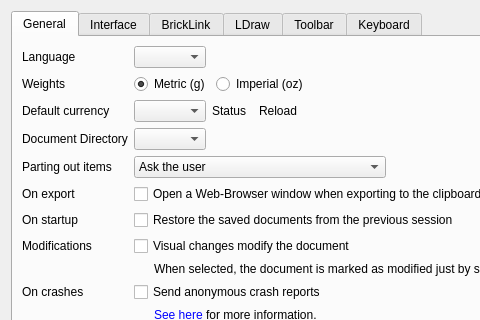
Before: the Qt Designer form src/desktop/settingsdialog.ui in rgriebl/brickstore, drawn with Qt 5; both pictures show x 0 to 480 and y 0 to 320 of the 873 by 688 pixel window.
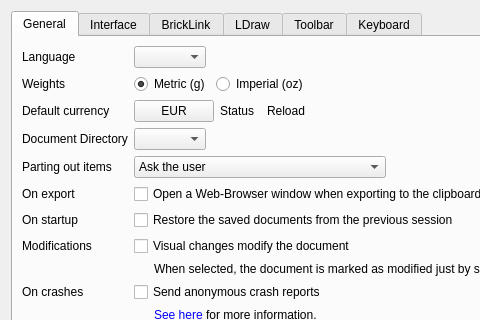
After: the same form once the commit is applied. Icons and pictures are not drawn.

Patch:
```diff
--- a/src/desktop/settingsdialog.ui
+++ b/src/desktop/settingsdialog.ui
@@ -97,8 +97,11 @@
        <item row="2" column="1">
         <layout class="QHBoxLayout" name="horizontalLayout">
          <item>
-          <widget class="QComboBox" name="w_currency">
-           <property name="editable">
+          <widget class="QPushButton" name="w_currency">
+           <property name="text">
+            <string notr="true">EUR</string>
+           </property>
+           <property name="autoDefault">
             <bool>false</bool>
            </property>
           </widget>
```
Left out of the diff: 2 changed lines with no effect on the pictures.
